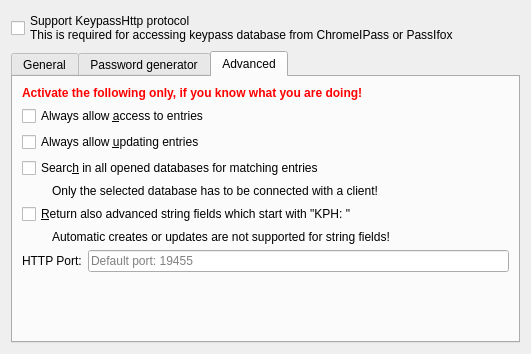
Qt form src/http/OptionDialog.ui (eugenesan/keepassx) before a commit.
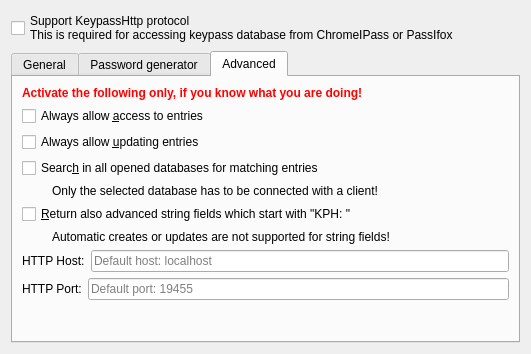
The same form after that commit. Custom widgets are drawn as their Qt base class.

Commit message: Sync with keepasshttp 1.8.4.1  - Add ability to change listen host and make localhost the default (solve security issue of listenig on all interfaces)  - Update plugin version (solves version warning)

Patch:
```diff
--- a/src/http/OptionDialog.ui
+++ b/src/http/OptionDialog.ui
@@ -200,6 +200,30 @@
          </property>
         </widget>
        </item>
+       <item>
+        <layout class="QHBoxLayout" name="horizontalLayout">
+         <item>
+          <widget class="QLabel" name="label_5">
+           <property name="sizePolicy">
+            <sizepolicy hsizetype="Preferred" vsizetype="Preferred">
+             <horstretch>0</horstretch>
+             <verstretch>0</verstretch>
+            </sizepolicy>
+           </property>
+           <property name="text">
+            <string>HTTP Host:</string>
+           </property>
+          </widget>
+         </item>
+         <item>
+          <widget class="QLineEdit" name="httpHost">
+           <property name="placeholderText">
+            <string>Default host: localhost</string>
+           </property>
+          </widget>
+         </item>
+        </layout>
+       </item>
        <item>
         <layout class="QHBoxLayout" name="horizontalLayout">
          <item>
```
The commit also changes 7 other files.
